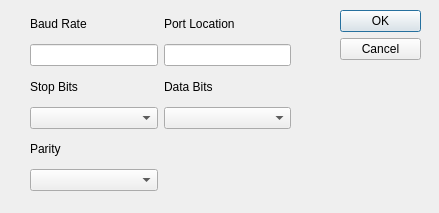
This is serialconfigdialog.ui in The-Renaissance/HolePuncherUI as Qt 5 draws it before an edit. The edited form follows.
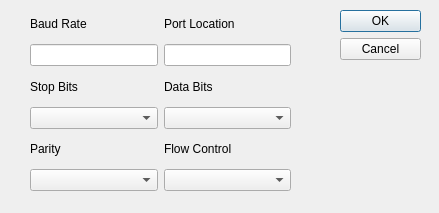
This is the edited form.

Commit message: Added Flow Control option to the serial configuration dialog

What changed in the file:
```diff
--- a/serialconfigdialog.ui
+++ b/serialconfigdialog.ui
@@ -112,6 +112,20 @@
       </item>
      </layout>
     </item>
+    <item row="2" column="1">
+     <layout class="QVBoxLayout" name="verticalLayout_6">
+      <item>
+       <widget class="QLabel" name="label_6">
+        <property name="text">
+         <string>Flow Control</string>
+        </property>
+       </widget>
+      </item>
+      <item>
+       <widget class="QComboBox" name="flowControlComboBox"/>
+      </item>
+     </layout>
+    </item>
    </layout>
   </widget>
  </widget>
```
The commit also changes 3 other files.
